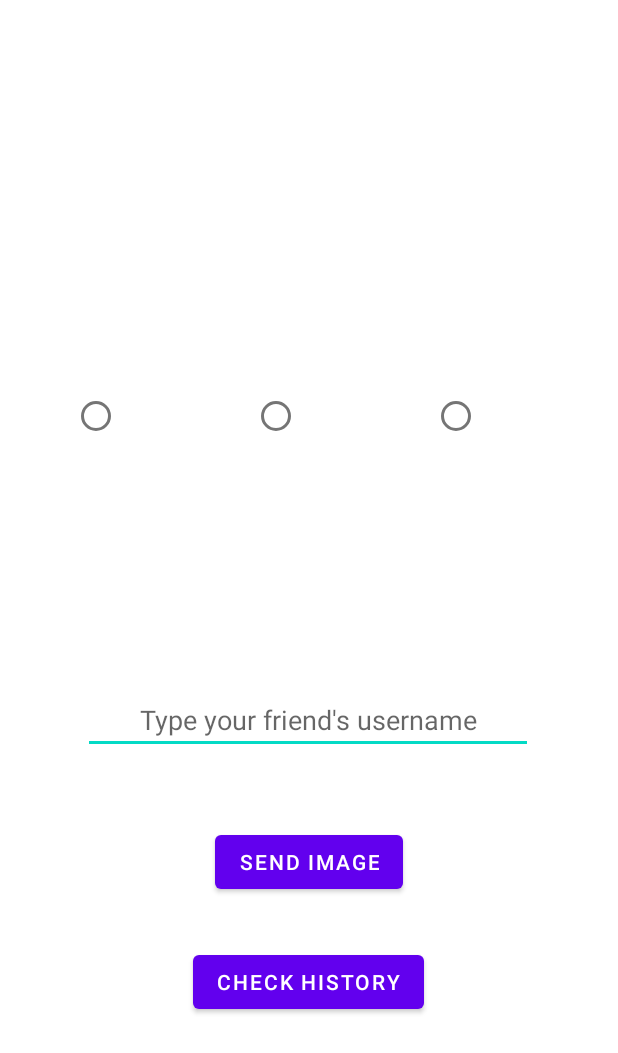
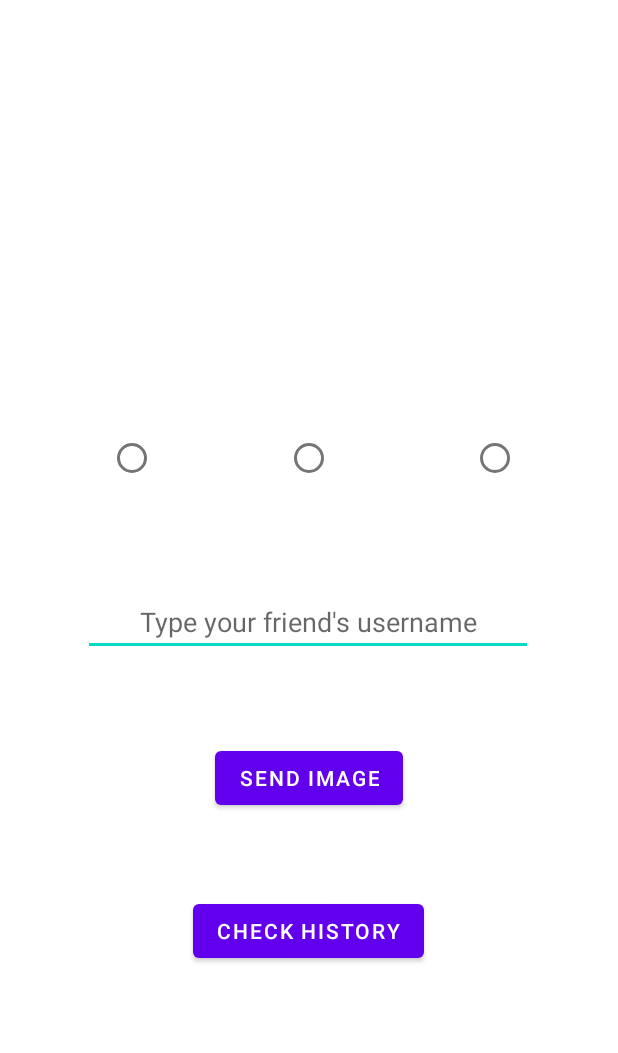
Before and after one commit to klaidaazizi/StickItToEm, an Android app: the layout activity_main.xml on its own in the app's theme, with its tools: preview values and no code run, on a phone screen of 412 x 824 dp. Shown: the top 1053 px of the screen. Run offline under Robolectric (Android 15) with nearby library versions, the light colour scheme and no system bars.

Commit message:
main xml layout edits

```diff
--- a/app/src/main/res/layout/activity_main.xml
+++ b/app/src/main/res/layout/activity_main.xml
@@ -6,111 +6,117 @@
     android:layout_height="match_parent"
     tools:context=".MainActivity">
 
+
     <RadioButton
         android:id="@+id/radioButton3"
         android:layout_width="wrap_content"
         android:layout_height="wrap_content"
-        android:layout_marginStart="72dp"
-        android:layout_marginTop="16dp"
         android:onClick="selectImage"
-        app:layout_constraintStart_toEndOf="@+id/radioButton2"
-        app:layout_constraintTop_toBottomOf="@+id/imageView3" />
-
+        app:layout_constraintBottom_toBottomOf="parent"
+        app:layout_constraintEnd_toEndOf="@+id/imageView3"
+        app:layout_constraintHorizontal_bias="0.77"
+        app:layout_constraintStart_toStartOf="@+id/imageView3"
+        app:layout_constraintTop_toBottomOf="@+id/imageView3"
+        app:layout_constraintVertical_bias="0.10" />
 
     <ImageView
         android:id="@+id/imageView3"
         android:layout_width="75dp"
         android:layout_height="77dp"
         android:layout_marginStart="45dp"
-        android:layout_marginTop="160dp"
-        android:layout_marginEnd="48dp"
+        app:layout_constraintBottom_toBottomOf="parent"
         app:layout_constraintEnd_toEndOf="parent"
-        app:layout_constraintHorizontal_bias="0.0"
-        app:layout_constraintStart_toEndOf="@+id/imageView2"
+        app:layout_constraintHorizontal_bias="0.85"
+        app:layout_constraintStart_toStartOf="parent"
         app:layout_constraintTop_toTopOf="parent"
-        />
+        app:layout_constraintVertical_bias="0.2" />
 
     <ImageView
         android:id="@+id/imageView2"
         android:layout_width="75dp"
         android:layout_height="77dp"
-        android:layout_marginTop="160dp"
+        app:layout_constraintBottom_toBottomOf="parent"
         app:layout_constraintEnd_toEndOf="parent"
+        app:layout_constraintHorizontal_bias="0.5"
         app:layout_constraintStart_toStartOf="parent"
         app:layout_constraintTop_toTopOf="parent"
-        />
+        app:layout_constraintVertical_bias="0.2" />
 
     <ImageView
         android:id="@+id/imageView1"
         android:layout_width="75dp"
         android:layout_height="77dp"
-        android:layout_marginStart="48dp"
-        android:layout_marginTop="160dp"
-        android:layout_marginEnd="45dp"
-        app:layout_constraintEnd_toStartOf="@+id/imageView2"
-        app:layout_constraintHorizontal_bias="0.0"
+        app:layout_constraintBottom_toBottomOf="parent"
+        app:layout_constraintEnd_toEndOf="parent"
+        app:layout_constraintHorizontal_bias="0.15"
         app:layout_constraintStart_toStartOf="parent"
         app:layout_constraintTop_toTopOf="parent"
-        tools:ignore="ImageContrastCheck"
-        />
+        app:layout_constraintVertical_bias="0.2"
+        tools:ignore="ImageContrastCheck" />
 
     <RadioButton
         android:id="@+id/radioButton1"
         android:layout_width="wrap_content"
         android:layout_height="wrap_content"
-        android:layout_marginTop="16dp"
-        android:layout_marginEnd="72dp"
         android:onClick="selectImage"
-        app:layout_constraintEnd_toStartOf="@+id/radioButton2"
-        app:layout_constraintTop_toBottomOf="@+id/imageView1" />
+        app:layout_constraintBottom_toBottomOf="parent"
+        app:layout_constraintEnd_toEndOf="@+id/imageView1"
+        app:layout_constraintHorizontal_bias="0.77"
+        app:layout_constraintStart_toStartOf="@+id/imageView1"
+        app:layout_constraintTop_toBottomOf="@+id/imageView1"
+        app:layout_constraintVertical_bias="0.10" />
 
     <RadioButton
         android:id="@+id/radioButton2"
         android:layout_width="wrap_content"
         android:layout_height="wrap_content"
-        android:layout_marginTop="16dp"
         android:onClick="selectImage"
-        app:layout_constraintEnd_toEndOf="parent"
-        app:layout_constraintHorizontal_bias="0.462"
-        app:layout_constraintStart_toStartOf="parent"
-        app:layout_constraintTop_toBottomOf="@+id/imageView2" />
+        app:layout_constraintBottom_toBottomOf="parent"
+        app:layout_constraintEnd_toEndOf="@+id/imageView2"
+        app:layout_constraintHorizontal_bias="0.77"
+        app:layout_constraintStart_toStartOf="@+id/imageView2"
+        app:layout_constraintTop_toBottomOf="@+id/imageView2"
+        app:layout_constraintVertical_bias="0.10" />
 
 
     <Button
         android:id="@+id/sendButton"
         android:layout_width="wrap_content"
         android:layout_height="wrap_content"
-        android:layout_marginBottom="32dp"
         android:onClick="sendMessage"
         android:text="@string/send_image"
-        app:layout_constraintBottom_toTopOf="@+id/historyButton"
+        app:layout_constraintBottom_toBottomOf="parent"
         app:layout_constraintEnd_toEndOf="parent"
-        app:layout_constraintStart_toStartOf="parent" />
+        app:layout_constraintStart_toStartOf="parent"
+        app:layout_constraintTop_toBottomOf="@+id/friendUsernameTV"
+        app:layout_constraintVertical_bias="0.17000002" />
 
     <Button
         android:id="@+id/historyButton"
         android:layout_width="wrap_content"
         android:layout_height="wrap_content"
-        android:layout_marginBottom="145dp"
         android:onClick="checkHistory"
         android:text="@string/check_history"
         app:layout_constraintBottom_toBottomOf="parent"
         app:layout_constraintEnd_toEndOf="parent"
         app:layout_constraintHorizontal_bias="0.498"
-        app:layout_constraintStart_toStartOf="parent" />
+        app:layout_constraintStart_toStartOf="parent"
+        app:layout_constraintTop_toBottomOf="@+id/sendButton"
+        app:layout_constraintVertical_bias="0.23000002" />
 
     <EditText
         android:id="@+id/friendUsernameTV"
         android:layout_width="300dp"
         android:layout_height="wrap_content"
-        android:layout_marginBottom="48dp"
         android:ems="10"
         android:hint="Type your friend's username"
         android:inputType="textPersonName"
         android:textAlignment="center"
-        app:layout_constraintBottom_toTopOf="@+id/sendButton"
+        app:layout_constraintBottom_toBottomOf="parent"
         app:layout_constraintEnd_toEndOf="parent"
         app:layout_constraintHorizontal_bias="0.495"
-        app:layout_constraintStart_toStartOf="parent" />
+        app:layout_constraintStart_toStartOf="parent"
+        app:layout_constraintTop_toBottomOf="@+id/radioButton2"
+        app:layout_constraintVertical_bias="0.13999999" />
 
 </androidx.constraintlayout.widget.ConstraintLayout>
```
